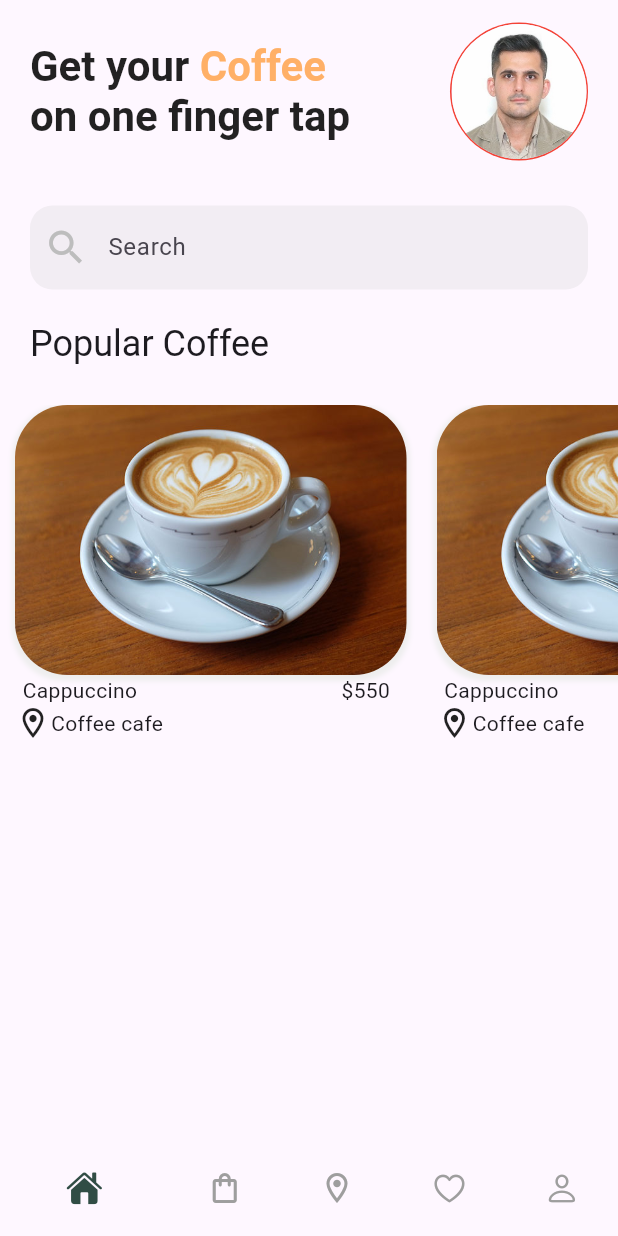
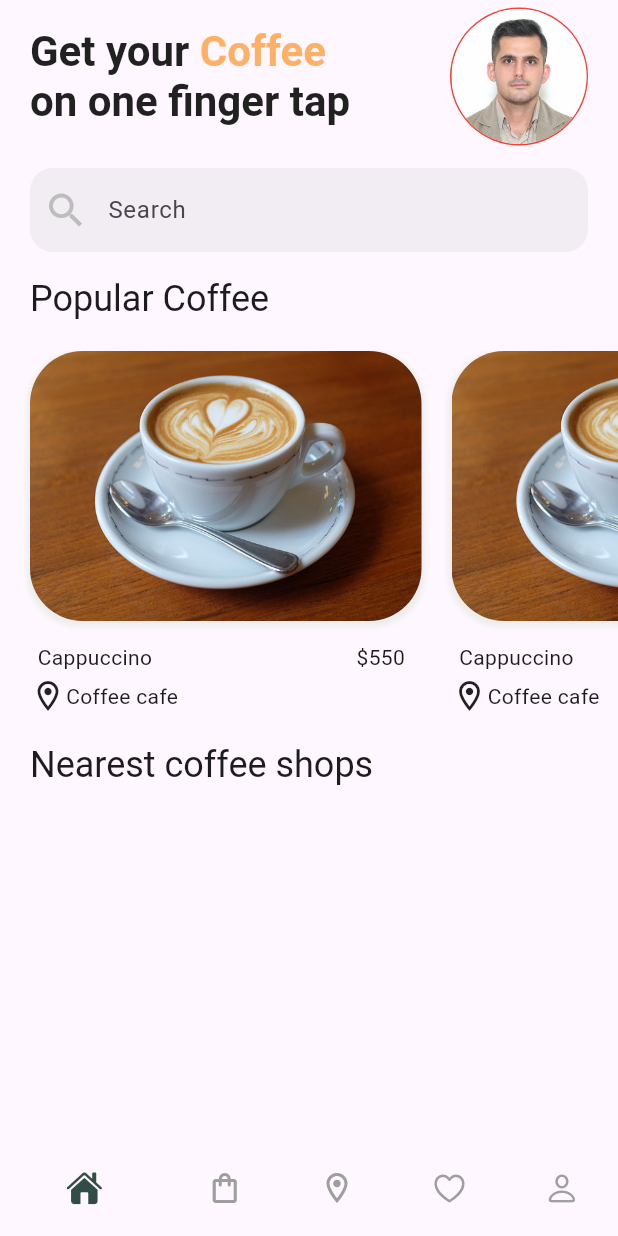
Before and after one commit to mes71/cup_coffee, a Flutter app: the screen it shows after launch, on a phone screen of 412 x 824 dp. Run offline on Flutter 3.47's test engine with Material 2 defaults, Android fonts, the phone set to English and light mode, and no system bars; our stand-ins replace bloc, dio, equatable, flutter_bloc.

Commit message:
fix : open keyboard overflow

```diff
--- a/lib/ui/screens/home/home_screen.dart
+++ b/lib/ui/screens/home/home_screen.dart
@@ -11,10 +11,11 @@ class HomeScreen extends StatelessWidget {
     return SafeArea(
       maintainBottomViewPadding: true,
       child: Column(
+        crossAxisAlignment: CrossAxisAlignment.start,
         children: [
           //region AppBar Home Page
           Padding(
-            padding: const EdgeInsets.symmetric(horizontal: 20, vertical: 15),
+            padding: const EdgeInsets.symmetric(horizontal: 20, vertical: 5),
             child: Row(
               mainAxisAlignment: MainAxisAlignment.spaceBetween,
               children: [
@@ -59,7 +60,7 @@ class HomeScreen extends StatelessWidget {
 
           //region Search TextField
           Padding(
-            padding: const EdgeInsets.symmetric(horizontal: 20, vertical: 15),
+            padding: const EdgeInsets.symmetric(horizontal: 20, vertical: 10),
             child: TextField(
               enabled: true,
               decoration: InputDecoration(
@@ -99,26 +100,20 @@ class HomeScreen extends StatelessWidget {
           ),
           //endregion
 
-          Container(
-            height: 350,
-            child: Column(
-              crossAxisAlignment: CrossAxisAlignment.stretch,
-              mainAxisAlignment: MainAxisAlignment.start,
-              children: [
           Padding(
-                  padding:
-                      const EdgeInsets.symmetric(horizontal: 20, vertical: 5),
+            padding: const EdgeInsets.symmetric(horizontal: 20, vertical: 5),
             child: Text(
               "Popular Coffee",
               style: Theme.of(context).textTheme.headlineSmall,
             ),
           ),
-                20.toHeight,
-                Expanded(
+          14.toHeight,
+          SizedBox(
+              height: 245,
               child: ListView.builder(
                   scrollDirection: Axis.horizontal,
                   itemBuilder: (context, index) => Container(
-                              padding: EdgeInsets.symmetric(horizontal: 10),
+                        padding: EdgeInsets.only(left: 20 , right: index==9 ? 20:0),
                         child: Column(
                           crossAxisAlignment: CrossAxisAlignment.start,
                           mainAxisAlignment: MainAxisAlignment.start,
@@ -135,24 +130,22 @@ class HomeScreen extends StatelessWidget {
                                         blurRadius: 2,
                                         spreadRadius: 2)
                                   ],
-                                        image: DecorationImage(
-                                            image: AssetImage(
-                                                Assets.imagesCappochino),
+                                  image: const DecorationImage(
+                                      image:
+                                          AssetImage(Assets.imagesCappochino),
                                       fit: BoxFit.cover)),
                             ),
+                            14.toHeight,
                             Container(
-                                    padding:
-                                        EdgeInsets.symmetric(horizontal: 5),
+                              padding: EdgeInsets.symmetric(horizontal: 5),
                               width: 255,
                               child: Row(
                                 mainAxisAlignment:
                                     MainAxisAlignment.spaceBetween,
-                                      children: [
-                                        Text("Cappuccino"),
-                                        Text("\$550")
-                                      ],
+                                children: [Text("Cappuccino"), Text("\$550")],
                               ),
                             ),
+                            4.toHeight,
                             Row(
                               children: [
                                 Icon(
@@ -164,10 +157,21 @@ class HomeScreen extends StatelessWidget {
                           ],
                         ),
                       ),
-                        itemCount: 10))
-              ],
+                  itemCount: 10)),
+
+
+          Padding(
+            padding: const EdgeInsets.symmetric(horizontal: 20, vertical: 15),
+            child: Text(
+              "Nearest coffee shops",
+              style: Theme.of(context).textTheme.headlineSmall,
             ),
-          )
+          ),
+
+          Container(
+            width: 125,
+
+height: 250,          )
         ],
       ),
     );
--- a/lib/ui/screens/root/root_screen.dart
+++ b/lib/ui/screens/root/root_screen.dart
@@ -13,6 +13,7 @@ class RootScreen extends StatelessWidget {
     return BlocBuilder<RootCubit, RootState>(
       builder: (context, state) {
         return Scaffold(
+          resizeToAvoidBottomInset: false,
           body: myPages[state.currentPage],
           bottomNavigationBar: BottomNavigationBar(
             enableFeedback: true,
```
Lines whose indentation alone changed are shown as unchanged.
